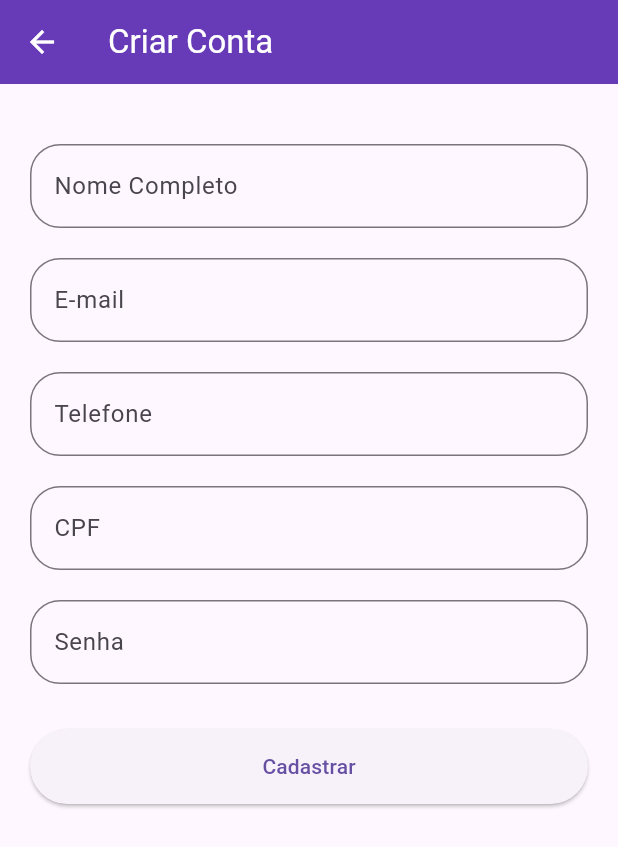
After one commit to dimas00/sweetStoreApp, a Flutter app: the RegisterPage screen opened by its route, after a tap on "Cadastrar", on a phone screen of 412 x 824 dp. The commit adds this screen. Shown: the top 847 px of the screen. Run offline on Flutter 3.47's test engine with Material 3 defaults, Android fonts, the phone set to English and light mode, and no system bars; our stand-ins replace flutter_dotenv, shared_preferences; missing offline and left inert: dart:ffi; accounts and stored records are empty; network calls fail.

Commit message:
criação da register_page.dart

```diff
--- a/lib/App_widget.dart
+++ b/lib/App_widget.dart
@@ -1,5 +1,6 @@
 import 'package:flutter/material.dart';
 import 'package:sweet_store/features/addrees/address_page.dart';
+import 'package:sweet_store/features/auth/register_page.dart';
 import 'package:sweet_store/features/cart/cart_page.dart';
 import 'package:sweet_store/features/home/home_page.dart';
 import 'package:sweet_store/features/auth/session_manager.dart';
@@ -41,7 +42,7 @@ class _AppWidgetState extends State<AppWidget> {
         ),
       ),
       navigatorKey: navigatorKey,
-      routes: {'/login': (_) => Login(), '/home': (_) => Home(), '/cart': (_) => Carrinho(), '/user': (_) => UserPage(), '/checkout': (_) => CheckoutPage(), '/addrees': (_) => AddreesPage() },
+      routes: {'/login': (_) => Login(), '/home': (_) => Home(), '/cart': (_) => Carrinho(), '/user': (_) => UserPage(), '/checkout': (_) => CheckoutPage(), '/addrees': (_) => AddreesPage(), '/register': (_) => RegisterPage() },
       home: Home(),
     );
   }
--- a/lib/features/auth/auth_service.dart
+++ b/lib/features/auth/auth_service.dart
@@ -1,5 +1,4 @@
 import 'dart:convert';
-import 'package:http/http.dart' as http;
 import 'package:shared_preferences/shared_preferences.dart';
 
 import '../../core/config/api_config.dart';
@@ -18,7 +17,7 @@ class AuthService {
   Future<String?> login(String email, String senha) async {
     try {
       final response = await api.post(
-        "/login",
+        "/auth",
         {
           "email": email,
           "senha": senha,
@@ -52,6 +51,41 @@ class AuthService {
     }
   }
 
+  Future<bool> register(String nome, String email, String telefone, String cpf, String senha) async {
+    try {
+      final response = await api.post(
+        "/auth/register",
+        {
+          "nome": nome,
+          "email": email,
+          "telefone": telefone,
+          "cpf": cpf,
+          "senha": senha,
+        },
+        auth: false, // Sem token, pois está criando a conta
+      );
+
+      if (response.statusCode == 200) {
+        final jsonResponse = jsonDecode(response.body);
+
+        // 🔍 Verifica se a chave 'data' existe e contém o token
+        if (jsonResponse["data"] != null) {
+          final tokenDaApi = jsonResponse["data"]["token"];
+
+          if (tokenDaApi != null) {
+            final prefs = await SharedPreferences.getInstance();
+            await prefs.setString("token", tokenDaApi);
+            return true; // Sucesso e logado!
+          }
+        }
+      }
+      print(response);
+      return false; // Falha no cadastro
+    } catch (e) {
+      print("Erro de conexão ao cadastrar: $e");
+      return false;
+    }
+  }
 
 
   static void logout() async {
@@ -59,4 +93,5 @@ class AuthService {
     await prefs.remove("token");
 
   }
+
 }
--- a/lib/features/auth/login_page.dart
+++ b/lib/features/auth/login_page.dart
@@ -83,6 +83,7 @@ class _LoginState extends State<Login> {
 
             SizedBox(height: 30),
 
+            // Botão Principal de Login
             SizedBox(
               width: double.infinity,
               height: 50,
@@ -93,6 +94,27 @@ class _LoginState extends State<Login> {
                     : Text("Entrar"),
               ),
             ),
+
+            SizedBox(height: 15), // Espaçamento entre os botões
+            // Botão / Link de Criar Conta
+            TextButton(
+              onPressed: () {
+                // Aqui você coloca a navegação para a sua página de criação de conta
+                // Exemplo usando rotas nomeadas:
+                Navigator.pushNamed(context, '/register');
+
+                // Ou usando MaterialPageRoute se não usar rotas nomeadas:
+                // Navigator.push(context, MaterialPageRoute(builder: (context) => CadastroPage()));
+              },
+              child: const Text(
+                "Não tem uma conta? Cadastre-se",
+                style: TextStyle(
+                  color: Colors.deepPurple, // Cor que combina com seu AppBar
+                  fontWeight: FontWeight.bold,
+                  fontSize: 16,
+                ),
+              ),
+            ),
           ],
         ),
       ),
--- /dev/null
+++ b/lib/features/auth/register_page.dart
@@ -0,0 +1,156 @@
+import 'package:flutter/material.dart';
+import 'package:sweet_store/features/auth/auth_service.dart';
+import '../../core/state/app_state.dart';
+import '../../core/utils/app_alert.dart';
+
+class RegisterPage extends StatefulWidget {
+  const RegisterPage({Key? key}) : super(key: key);
+
+  @override
+  State<RegisterPage> createState() => _RegisterPageState();
+}
+
+class _RegisterPageState extends State<RegisterPage> {
+  AuthService authService = AuthService();
+  bool isLoading = false;
+
+  // Controladores para capturar os dados
+  final nomeController = TextEditingController();
+  final emailController = TextEditingController();
+  final telefoneController = TextEditingController();
+  final cpfController = TextEditingController();
+  final senhaController = TextEditingController();
+
+  String? erroNome;
+  String? erroEmail;
+  String? erroSenha;
+  String? erroCpf;
+  String? erroTelefone;
+
+  bool validar() {
+    erroNome = null;
+    erroEmail = null;
+    erroSenha = null;
+    erroCpf = null;
+    erroTelefone = null;
+
+    if (nomeController.text.isEmpty) {
+      erroNome = "Nome obrigatório";
+    }
+
+    if (emailController.text.isEmpty || !emailController.text.contains("@")) {
+      erroEmail = "Email inválido";
+    }
+
+    if (senhaController.text.length < 3) {
+      erroSenha = "Senha deve ter pelo menos 6 caracteres";
+    }
+
+    if (cpfController.text.isEmpty) {
+      erroCpf = "CPF obrigatório";
+    }
+
+    if (telefoneController.text.isEmpty) {
+      erroTelefone = "Telefone obrigatório";
+    }
+
+    return erroNome == null &&
+        erroEmail == null &&
+        erroSenha == null &&
+        erroCpf == null &&
+        erroTelefone == null;
+  }
+
+  void registrar() async {
+    if (!validar()) {
+      setState(() {});
+      return;
+    }
+
+    setState(() => isLoading = true);
+
+    try {
+      final token = await authService.register(
+        nomeController.text,
+        emailController.text,
+        senhaController.text,
+        cpfController.text,
+        telefoneController.text,
+      );
+
+      if (token != null) {
+        await AppState.userController.carregarUsuario();
+
+        if (!mounted) return;
+        Navigator.pop(context, true);
+        print(token);
+      }
+    } catch (e) {
+      AppAlert.showError(context, "Erro ao conectar");
+    }
+
+    if (!mounted) return;
+    setState(() => isLoading = false);
+  }
+
+  // Função auxiliar para criar os campos seguindo seu padrão de design
+  Widget buildTextField({
+    required TextEditingController controller,
+    required String label,
+    bool obscureText = false,
+    TextInputType keyboardType = TextInputType.text,
+  }) {
+    return Padding(
+      padding: const EdgeInsets.only(bottom: 20),
+      child: TextField(
+        controller: controller,
+        obscureText: obscureText,
+        keyboardType: keyboardType,
+        decoration: InputDecoration(
+          labelText: label,
+          border: OutlineInputBorder(
+            borderRadius: BorderRadius.circular(20),
+          ),
+        ),
+      ),
+    );
+  }
+
+  @override
+  Widget build(BuildContext context) {
+    return Scaffold(
+      appBar: AppBar(
+        iconTheme: const IconThemeData(color: Colors.white),
+        title: const Text("Criar Conta", style: TextStyle(color: Colors.white)),
+        backgroundColor: Colors.deepPurple,
+      ),
+      body: SingleChildScrollView(
+        padding: const EdgeInsets.all(20),
+        child: Column(
+          children: [
+            const SizedBox(height: 20),
+
+            buildTextField(controller: nomeController, label: 'Nome Completo'),
+            buildTextField(controller: emailController, label: 'E-mail', keyboardType: TextInputType.emailAddress),
+            buildTextField(controller: telefoneController, label: 'Telefone', keyboardType: TextInputType.phone),
+            buildTextField(controller: cpfController, label: 'CPF', keyboardType: TextInputType.number),
+            buildTextField(controller: senhaController, label: 'Senha', obscureText: true,),
+
+            const SizedBox(height: 10),
+
+            SizedBox(
+              width: double.infinity,
+              height: 50,
+              child: ElevatedButton(
+                onPressed: isLoading ? null : registrar,
+                child: isLoading
+                    ? const CircularProgressIndicator(color: Colors.white)
+                    : const Text("Cadastrar"),
+              ),
+            ),
+          ],
+        ),
+      ),
+    );
+  }
+}
```
